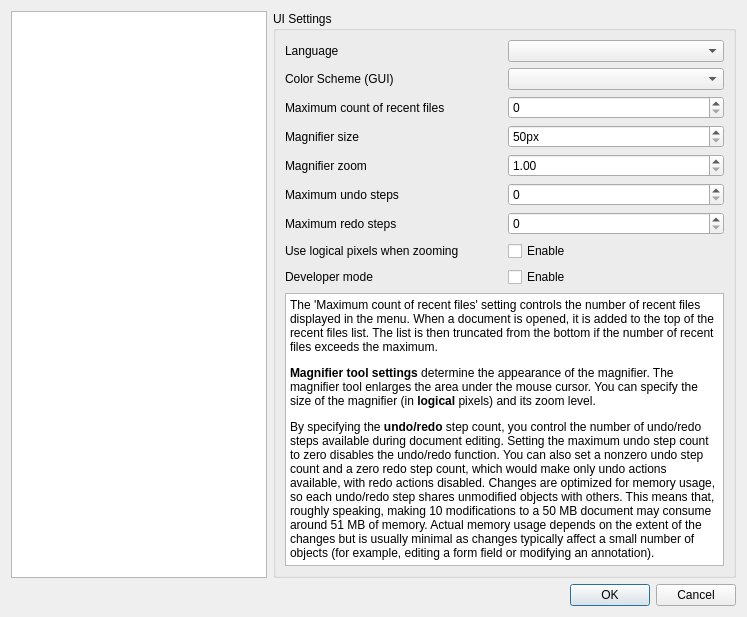
First picture: the form in Pdf4QtLibGui/pdfviewersettingsdialog.ui, repository studio-berry/loop, before the edit.
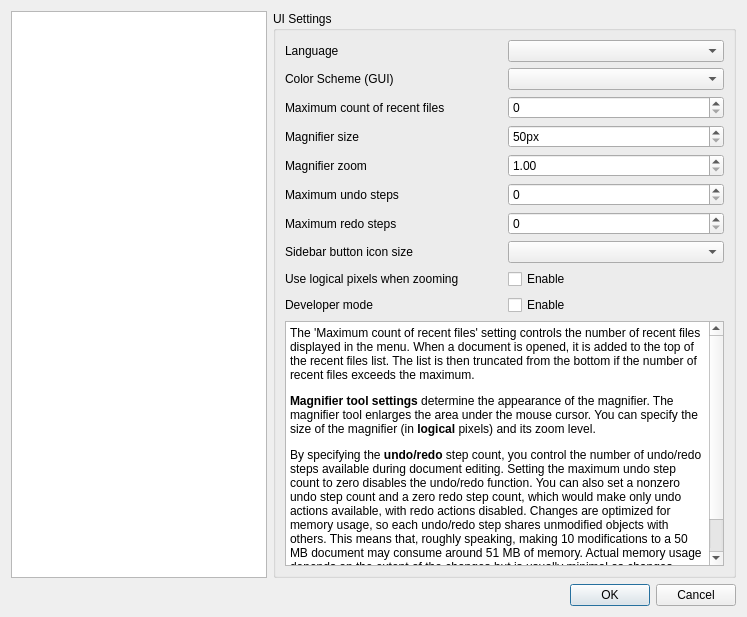
Second picture: the form after the edit.

Commit message: Issue #352: Icon size of the sidebar

```diff
--- a/Pdf4QtLibGui/pdfviewersettingsdialog.ui
+++ b/Pdf4QtLibGui/pdfviewersettingsdialog.ui
@@ -942,7 +942,7 @@
                 </property>
                </widget>
               </item>
-              <item row="8" column="1">
+              <item row="9" column="1">
                <widget class="QCheckBox" name="developerModeCheckBox">
                 <property name="text">
                  <string>Enable</string>
@@ -964,9 +964,9 @@
                </widget>
               </item>
               <item row="7" column="0">
-               <widget class="QLabel" name="logicalPixelZoomLabel">
+               <widget class="QLabel" name="sidebarButtonIconSizeLabel">
                 <property name="text">
-                 <string>Use logical pixels when zooming</string>
+                 <string>Sidebar button icon size</string>
                 </property>
                </widget>
               </item>
@@ -1002,11 +1002,7 @@
                </widget>
               </item>
               <item row="7" column="1">
-               <widget class="QCheckBox" name="logicalPixelZoomCheckBox">
-                <property name="text">
-                 <string>Enable</string>
-                </property>
-               </widget>
+               <widget class="QComboBox" name="sidebarButtonIconSizeComboBox"/>
               </item>
               <item row="3" column="1">
                <widget class="QSpinBox" name="magnifierSizeEdit">
@@ -1035,6 +1031,20 @@
                <widget class="QSpinBox" name="maximumRecentFileCountEdit"/>
               </item>
               <item row="8" column="0">
+               <widget class="QLabel" name="logicalPixelZoomLabel">
+                <property name="text">
+                 <string>Use logical pixels when zooming</string>
+                </property>
+               </widget>
+              </item>
+              <item row="8" column="1">
+               <widget class="QCheckBox" name="logicalPixelZoomCheckBox">
+                <property name="text">
+                 <string>Enable</string>
+                </property>
+               </widget>
+              </item>
+              <item row="9" column="0">
                <widget class="QLabel" name="developerModeLabel">
                 <property name="text">
                  <string>Developer mode</string>
```
The commit also changes 7 other files.
